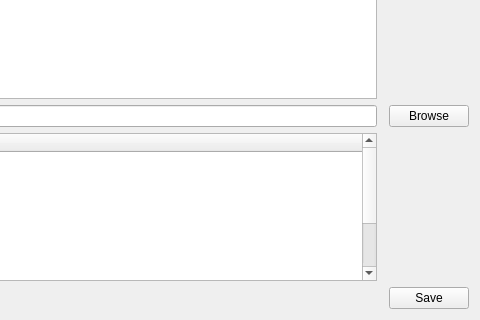
This is GUI/popups/newProjectWind.ui in adalio0/BATT5 as Qt 5 draws it before an edit; both pictures show x 305 to 785 and y 123 to 443 of the 785 by 443 pixel window. The edited form follows.
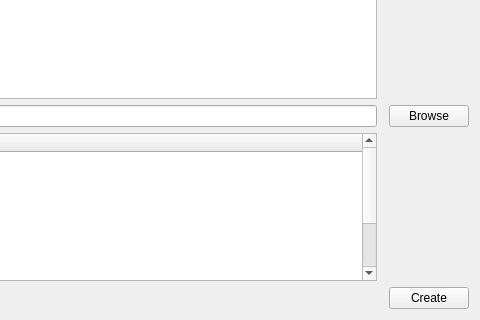
This is the edited form.

Commit message: changed save to create on new project window

```diff
--- a/GUI/popups/newProjectWind.ui
+++ b/GUI/popups/newProjectWind.ui
@@ -26,7 +26,7 @@
      <item row="7" column="3" alignment="Qt::AlignRight">
       <widget class="QPushButton" name="saveNewProject">
        <property name="text">
-        <string>Save</string>
+        <string>Create</string>
        </property>
       </widget>
      </item>
```
The commit also changes 1 other file.
